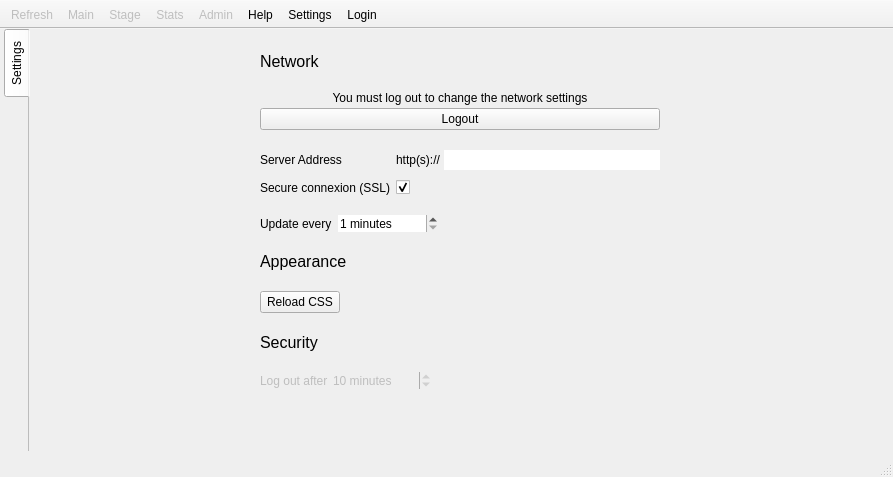
Above: Ramses/mainwindow.ui from RxLaboratory/Ramses before the change. Below: the same form after it.
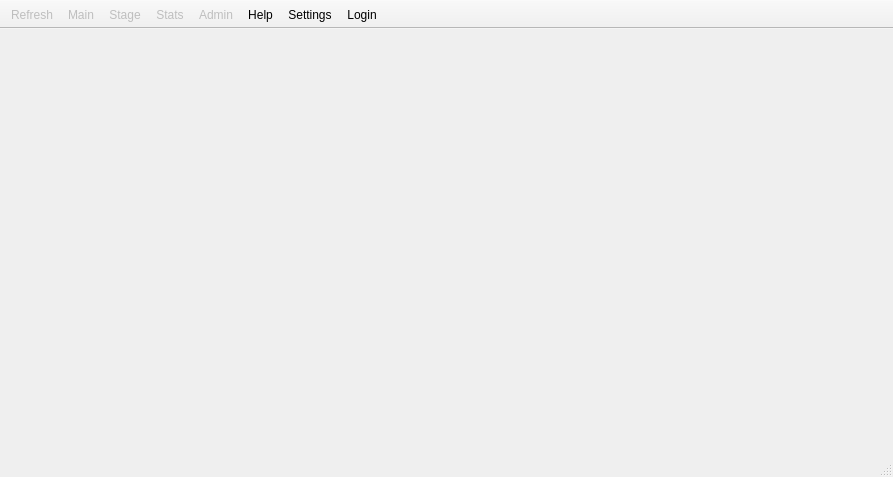
That is the form after the change. The open tabs and pages were chosen to show the change. Icons and pictures are not drawn.

Commit message: settings implementation

Diff of the .ui file:
```diff
--- a/Ramses/mainwindow.ui
+++ b/Ramses/mainwindow.ui
@@ -428,439 +428,6 @@
         <property name="bottomMargin">
          <number>0</number>
         </property>
-        <item>
-         <widget class="QTabWidget" name="settingsWidget">
-          <property name="tabPosition">
-           <enum>QTabWidget::West</enum>
-          </property>
-          <property name="tabShape">
-           <enum>QTabWidget::Rounded</enum>
-          </property>
-          <property name="currentIndex">
-           <number>0</number>
-          </property>
-          <property name="usesScrollButtons">
-           <bool>true</bool>
-          </property>
-          <property name="documentMode">
-           <bool>true</bool>
-          </property>
-          <property name="tabBarAutoHide">
-           <bool>false</bool>
-          </property>
-          <widget class="QWidget" name="networkTab">
-           <attribute name="title">
-            <string>Settings</string>
-           </attribute>
-           <layout class="QVBoxLayout" name="verticalLayout_11">
-            <property name="spacing">
-             <number>0</number>
-            </property>
-            <property name="leftMargin">
-             <number>0</number>
-            </property>
-            <property name="topMargin">
-             <number>0</number>
-            </property>
-            <property name="rightMargin">
-             <number>0</number>
-            </property>
-            <property name="bottomMargin">
-             <number>0</number>
-            </property>
-            <item>
-             <widget class="QScrollArea" name="scrollArea">
-              <property name="frameShape">
-               <enum>QFrame::NoFrame</enum>
-              </property>
-              <property name="widgetResizable">
-               <bool>true</bool>
-              </property>
-              <widget class="QWidget" name="scrollAreaWidgetContents">
-               <property name="geometry">
-                <rect>
-                 <x>0</x>
-                 <y>0</y>
-                 <width>847</width>
-                 <height>412</height>
-                </rect>
-               </property>
-               <layout class="QHBoxLayout" name="horizontalLayout_4">
-                <item>
-                 <spacer name="horizontalSpacer">
-                  <property name="orientation">
-                   <enum>Qt::Horizontal</enum>
-                  </property>
-                  <property name="sizeHint" stdset="0">
-                   <size>
-                    <width>40</width>
-                    <height>20</height>
-                   </size>
-                  </property>
-                 </spacer>
-                </item>
-                <item>
-                 <widget class="QWidget" name="settingsWidget_2" native="true">
-                  <layout class="QVBoxLayout" name="verticalLayout">
-                   <property name="spacing">
-                    <number>20</number>
-                   </property>
-                   <property name="leftMargin">
-                    <number>0</number>
-                   </property>
-                   <property name="topMargin">
-                    <number>20</number>
-                   </property>
-                   <property name="rightMargin">
-                    <number>0</number>
-                   </property>
-                   <property name="bottomMargin">
-                    <number>5</number>
-                   </property>
-                   <item>
-                    <widget class="QLabel" name="label_20">
-                     <property name="font">
-                      <font>
-                       <pointsize>12</pointsize>
-                      </font>
-                     </property>
-                     <property name="text">
-                      <string>Network</string>
-                     </property>
-                    </widget>
-                   </item>
-                   <item>
-                    <widget class="QWidget" name="settingsLogoutWidget" native="true">
-                     <layout class="QVBoxLayout" name="verticalLayout_8">
-                      <property name="spacing">
-                       <number>3</number>
-                      </property>
-                      <property name="leftMargin">
-                       <number>0</number>
-                      </property>
-                      <property name="topMargin">
-                       <number>0</number>
-                      </property>
-                      <property name="rightMargin">
-                       <number>0</number>
-                      </property>
-                      <property name="bottomMargin">
-                       <number>0</number>
-                      </property>
-                      <item>
-                       <widget class="QLabel" name="label_7">
-                        <property name="text">
-                         <string>You must log out to change the network settings</string>
-                        </property>
-                        <property name="alignment">
-                         <set>Qt::AlignCenter</set>
-                        </property>
-                       </widget>
-                      </item>
-                      <item>
-                       <widget class="QPushButton" name="settingsLogoutButton">
-                        <property name="text">
-                         <string>Logout</string>
-                        </property>
-                        <property name="icon">
-                         <iconset>
-                          <normaloff>:/icons/icons/sign out.png</normaloff>:/icons/icons/sign out.png</iconset>
-                        </property>
-                       </widget>
-                      </item>
-                     </layout>
-                    </widget>
-                   </item>
-                   <item>
-                    <widget class="QWidget" name="serverSettingsWidget" native="true">
-                     <layout class="QFormLayout" name="formLayout_3">
-                      <property name="horizontalSpacing">
-                       <number>6</number>
-                      </property>
-                      <property name="verticalSpacing">
-                       <number>10</number>
-                      </property>
-                      <property name="leftMargin">
-                       <number>0</number>
-                      </property>
-                      <property name="topMargin">
-                       <number>0</number>
-                      </property>
-                      <property name="rightMargin">
-                       <number>0</number>
-                      </property>
-                      <property name="bottomMargin">
-                       <number>0</number>
-                      </property>
-                      <item row="0" column="0">
-                       <widget class="QLabel" name="label_11">
-                        <property name="text">
-                         <string>Server Address</string>
-                        </property>
-                       </widget>
-                      </item>
-                      <item row="0" column="1">
-                       <widget class="QWidget" name="widget_2" native="true">
-                        <layout class="QHBoxLayout" name="horizontalLayout">
-                         <property name="spacing">
-                          <number>3</number>
-                         </property>
-                         <property name="leftMargin">
-                          <number>0</number>
-                         </property>
-                         <property name="topMargin">
-                          <number>0</number>
-                         </property>
-                         <property name="rightMargin">
-                          <number>0</number>
-                         </property>
-                         <property name="bottomMargin">
-                          <number>0</number>
-                         </property>
-                         <item>
-                          <widget class="QLabel" name="label_9">
-                           <property name="text">
-                            <string>http(s)://</string>
-                           </property>
-                          </widget>
-                         </item>
-                         <item>
-                          <widget class="QLineEdit" name="serverAddressEdit">
-                           <property name="frame">
-                            <bool>false</bool>
-                           </property>
-                          </widget>
-                         </item>
-                        </layout>
-                       </widget>
-                      </item>
-                      <item row="1" column="0">
-                       <widget class="QLabel" name="label_8">
-                        <property name="text">
-                         <string>Secure connexion (SSL)</string>
-                        </property>
-                       </widget>
-                      </item>
-                      <item row="1" column="1">
-                       <widget class="QCheckBox" name="sslCheckBox">
-                        <property name="text">
-                         <string/>
-                        </property>
-                        <property name="checked">
-                         <bool>true</bool>
-                        </property>
-                       </widget>
-                      </item>
-                     </layout>
-                    </widget>
-                   </item>
-                   <item>
-                    <widget class="QWidget" name="widget" native="true">
-                     <property name="minimumSize">
-                      <size>
-                       <width>400</width>
-                       <height>0</height>
-                      </size>
-                     </property>
-                     <layout class="QFormLayout" name="formLayout">
-                      <property name="horizontalSpacing">
-                       <number>6</number>
-                      </property>
-                      <property name="verticalSpacing">
-                       <number>10</number>
-                      </property>
-                      <property name="leftMargin">
-                       <number>0</number>
-                      </property>
-                      <property name="topMargin">
-                       <number>0</number>
-                      </property>
-                      <property name="rightMargin">
-                       <number>0</number>
-                      </property>
-                      <property name="bottomMargin">
-                       <number>0</number>
-                      </property>
-                      <item row="1" column="0">
-                       <widget class="QLabel" name="label_10">
-                        <property name="text">
-                         <string>Update every</string>
-                        </property>
-                       </widget>
-                      </item>
-                      <item row="1" column="1">
-                       <widget class="QSpinBox" name="updateFreqSpinBox">
-                        <property name="maximumSize">
-                         <size>
-                          <width>100</width>
-                          <height>16777215</height>
-                         </size>
-                        </property>
-                        <property name="frame">
-                         <bool>false</bool>
-                        </property>
-                        <property name="suffix">
-                         <string> minutes</string>
-                        </property>
-                        <property name="minimum">
-                         <number>1</number>
-                        </property>
-                        <property name="maximum">
-                         <number>10</number>
-                        </property>
-                       </widget>
-                      </item>
-                     </layout>
-                    </widget>
-                   </item>
-                   <item>
-                    <widget class="QLabel" name="label_21">
-                     <property name="font">
-                      <font>
-                       <pointsize>12</pointsize>
-                      </font>
-                     </property>
-                     <property name="text">
-                      <string>Appearance</string>
-                     </property>
-                    </widget>
-                   </item>
-                   <item>
-                    <widget class="QWidget" name="widget_3" native="true">
-                     <layout class="QFormLayout" name="formLayout_2">
-                      <property name="verticalSpacing">
-                       <number>10</number>
-                      </property>
-                      <property name="leftMargin">
-                       <number>0</number>
-                      </property>
-                      <property name="topMargin">
-                       <number>0</number>
-                      </property>
-                      <property name="rightMargin">
-                       <number>0</number>
-                      </property>
-                      <property name="bottomMargin">
-                       <number>0</number>
-                      </property>
-                      <item row="0" column="0">
-                       <widget class="QPushButton" name="updateCSSButton">
-                        <property name="text">
-                         <string>Reload CSS</string>
-                        </property>
-                       </widget>
-                      </item>
-                     </layout>
-                    </widget>
-                   </item>
-                   <item>
-                    <widget class="QLabel" name="label_22">
-                     <property name="font">
-                      <font>
-                       <pointsize>12</pointsize>
-                      </font>
-                     </property>
-                     <property name="text">
-                      <string>Security</string>
-                     </property>
-                    </widget>
-                   </item>
-                   <item>
-                    <widget class="QWidget" name="widget_6" native="true">
-                     <layout class="QFormLayout" name="formLayout_6">
-                      <property name="verticalSpacing">
-                       <number>10</number>
-                      </property>
-                      <property name="leftMargin">
-                       <number>0</number>
-                      </property>
-                      <property name="topMargin">
-                       <number>0</number>
-                      </property>
-                      <property name="rightMargin">
-                       <number>0</number>
-                      </property>
-                      <property name="bottomMargin">
-                       <number>0</number>
-                      </property>
-                      <item row="0" column="0">
-                       <widget class="QLabel" name="label_23">
-                        <property name="enabled">
-                         <bool>false</bool>
-                        </property>
-                        <property name="text">
-                         <string>Log out after</string>
-                        </property>
-                       </widget>
-                      </item>
-                      <item row="0" column="1">
-                       <widget class="QSpinBox" name="timeOutEdit">
-                        <property name="enabled">
-                         <bool>false</bool>
-                        </property>
-                        <property name="maximumSize">
-                         <size>
-                          <width>100</width>
-                          <height>16777215</height>
-                         </size>
-                        </property>
-                        <property name="frame">
-                         <bool>false</bool>
-                        </property>
-                        <property name="suffix">
-                         <string> minutes</string>
-                        </property>
-                        <property name="minimum">
-                         <number>1</number>
-                        </property>
-                        <property name="maximum">
-                         <number>60</number>
-                        </property>
-                        <property name="value">
-                         <number>10</number>
-                        </property>
-                       </widget>
-                      </item>
-                     </layout>
-                    </widget>
-                   </item>
-                   <item>
-                    <spacer name="verticalSpacer_9">
-                     <property name="orientation">
-                      <enum>Qt::Vertical</enum>
-                     </property>
-                     <property name="sizeHint" stdset="0">
-                      <size>
-                       <width>20</width>
-                       <height>40</height>
-                      </size>
-                     </property>
-                    </spacer>
-                   </item>
-                  </layout>
-                 </widget>
-                </item>
-                <item>
-                 <spacer name="horizontalSpacer_2">
-                  <property name="orientation">
-                   <enum>Qt::Horizontal</enum>
-                  </property>
-                  <property name="sizeHint" stdset="0">
-                   <size>
-                    <width>40</width>
-                    <height>20</height>
-                   </size>
-                  </property>
-                 </spacer>
-                </item>
-               </layout>
-              </widget>
-             </widget>
-            </item>
-           </layout>
-          </widget>
-         </widget>
-        </item>
        </layout>
       </widget>
       <widget class="QWidget" name="waitingPage">
```
Left out of the diff: 4 changed lines with no effect on the pictures. The commit also changes 12 other files.
